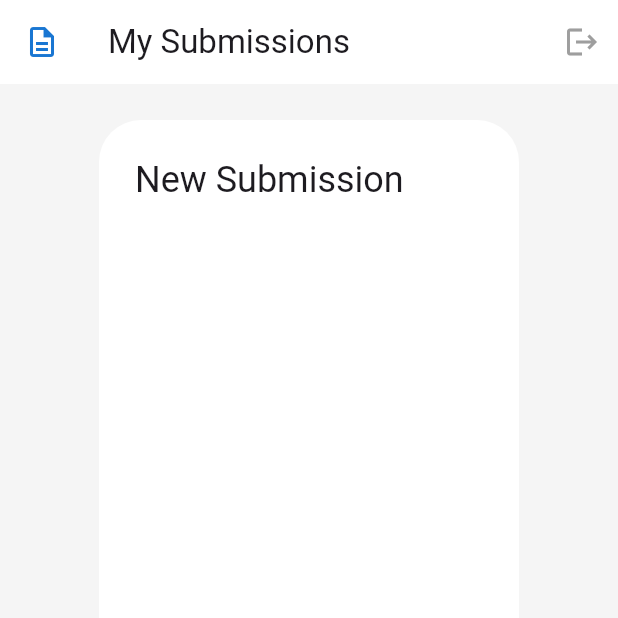
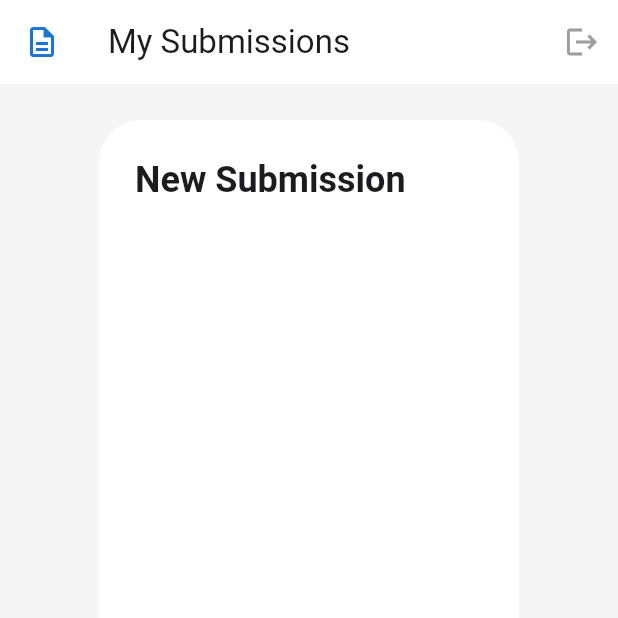
Before and after one commit to DanielLeke/TurnIn-App, a Flutter app: the screen it shows after launch, on a phone screen of 412 x 824 dp, the top half of it. Run offline on Flutter 3.47's test engine with Material 3 defaults, Android fonts, the phone set to English and light mode, and no system bars; our stand-ins replace get; Roboto replaces fonts that are missing (Sans Serif).

Commit message:
Created a widget to handle the title of the submission

```diff
--- a/lib/students/students_page.dart
+++ b/lib/students/students_page.dart
@@ -10,7 +10,7 @@ class StudentsPage extends StatelessWidget {
       backgroundColor: Colors.grey[100],
       appBar: studentsAppBar(),
       body: AlertDialog(
-        title: Text("New Submission"),
+        title: Text("New Submission", style: TextStyle(fontFamily: 'Sans Serif', fontWeight: FontWeight.bold),),
         backgroundColor: Colors.white,
         content: SubmisssionForm(),
       ),
@@ -40,8 +40,21 @@ class SubmisssionForm extends StatelessWidget {
   @override
   Widget build(BuildContext context) {
     return Form(child: Column(
+      children: [
+        SubmissionTitle()
+      ],
+    ),);
+  }
+}
 
-    ),);
+class SubmissionTitle extends StatelessWidget {
+  const SubmissionTitle({
+    super.key,
+  });
+
+  @override
+  Widget build(BuildContext context) {
+    return Column();
   }
 }
 
```
